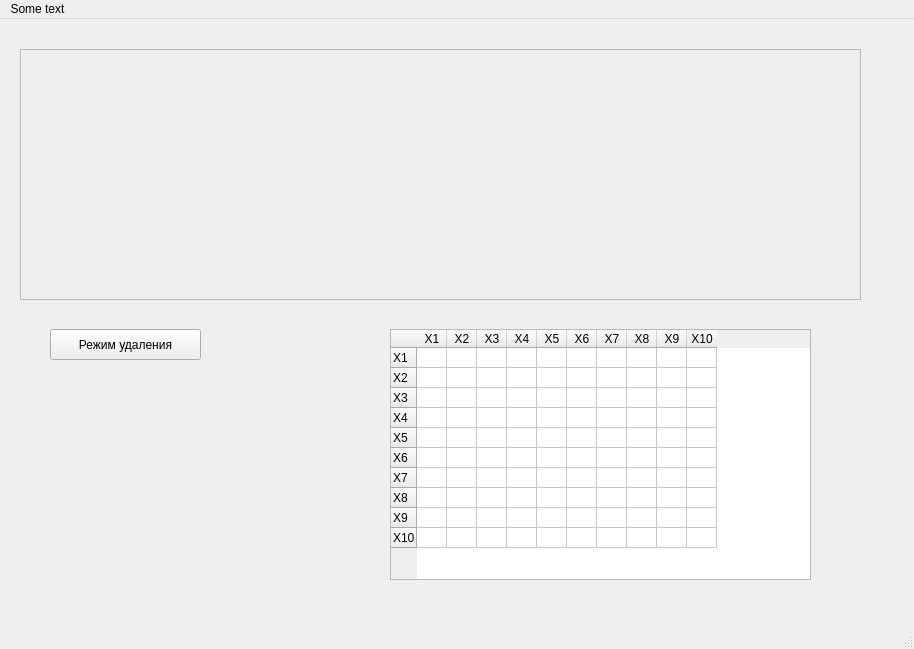
First picture: the form in Lab_1/Form.ui, repository Tea-set/Graph-drawing-app, before the edit.
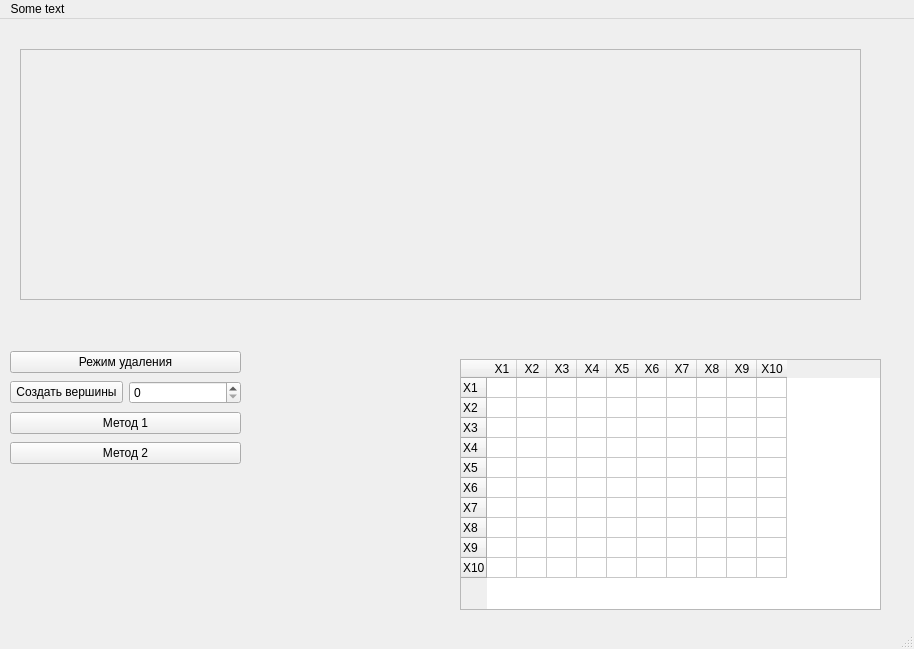
Second picture: the form after the edit.

Commit message: Add points creation by number in edit Add refresh table method

What changed in the file:
```diff
--- a/Lab_1/Form.ui
+++ b/Lab_1/Form.ui
@@ -33,8 +33,8 @@
    <widget class="QTableWidget" name="tableWidget">
     <property name="geometry">
      <rect>
-      <x>390</x>
-      <y>310</y>
+      <x>460</x>
+      <y>340</y>
       <width>421</width>
       <height>251</height>
      </rect>
@@ -170,18 +170,56 @@
      </property>
     </column>
    </widget>
-   <widget class="QPushButton" name="pushButton">
+   <widget class="QWidget" name="layoutWidget">
     <property name="geometry">
      <rect>
-      <x>50</x>
-      <y>310</y>
-      <width>151</width>
-      <height>31</height>
+      <x>10</x>
+      <y>330</y>
+      <width>231</width>
+      <height>121</height>
      </rect>
     </property>
-    <property name="text">
-     <string>Режим удаления</string>
-    </property>
+    <layout class="QVBoxLayout" name="verticalLayout">
+     <item>
+      <widget class="QPushButton" name="pushButton">
+       <property name="text">
+        <string>Режим удаления</string>
+       </property>
+      </widget>
+     </item>
+     <item>
+      <layout class="QHBoxLayout" name="horizontalLayout">
+       <item>
+        <widget class="QPushButton" name="pushButton_2">
+         <property name="text">
+          <string>Создать вершины</string>
+         </property>
+        </widget>
+       </item>
+       <item>
+        <widget class="QSpinBox" name="spinBox">
+         <property name="maximum">
+          <number>10</number>
+         </property>
+        </widget>
+       </item>
+      </layout>
+     </item>
+     <item>
+      <widget class="QPushButton" name="pushButton_3">
+       <property name="text">
+        <string>Метод 1</string>
+       </property>
+      </widget>
+     </item>
+     <item>
+      <widget class="QPushButton" name="pushButton_4">
+       <property name="text">
+        <string>Метод 2</string>
+       </property>
+      </widget>
+     </item>
+    </layout>
    </widget>
   </widget>
   <widget class="QMenuBar" name="menubar">
```
Left out of the diff: 2 changed lines with no effect on the pictures. The commit also changes 2 other files.
